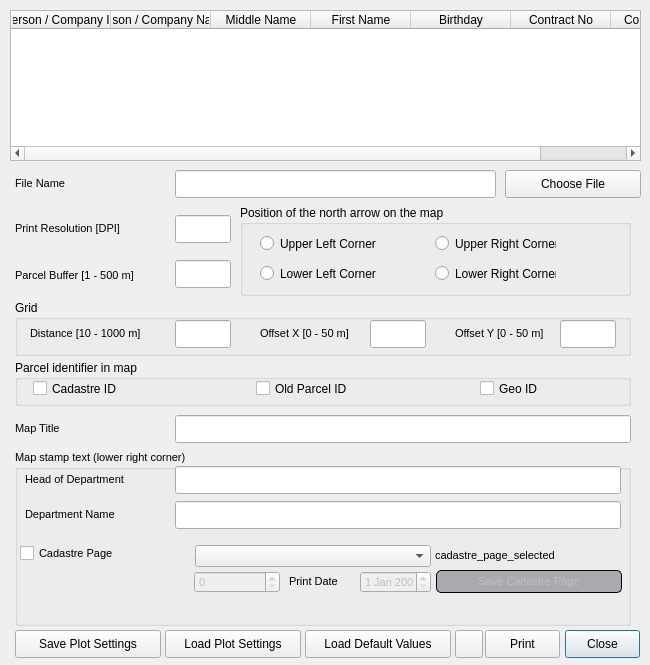
Above: view/PrintDialog.ui from teamlm2/lm2_mgis before the change. Below: the same form after it.
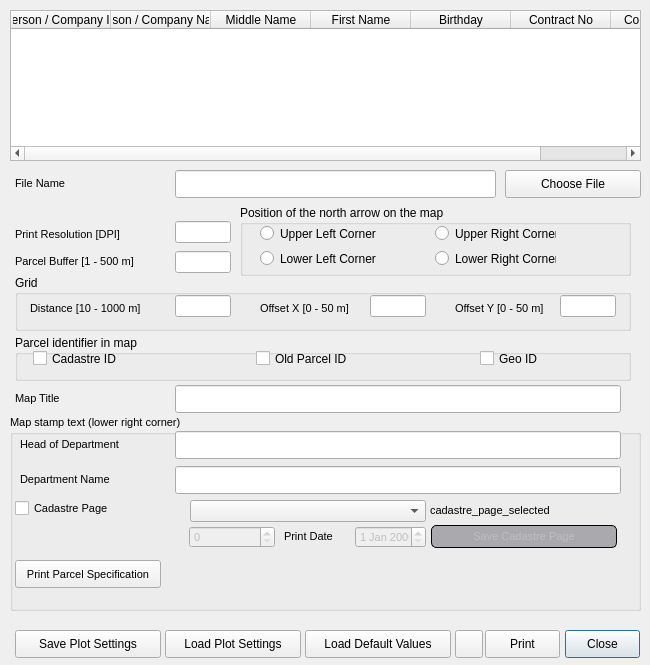
That is the form after the change. Icons and pictures are not drawn.

Diff of the .ui file:
```diff
--- a/view/PrintDialog.ui
+++ b/view/PrintDialog.ui
@@ -199,9 +199,9 @@
    <property name="geometry">
     <rect>
      <x>175</x>
-     <y>215</y>
+     <y>221</y>
      <width>56</width>
-     <height>28</height>
+     <height>22</height>
     </rect>
    </property>
    <property name="font">
@@ -217,7 +217,7 @@
    <property name="geometry">
     <rect>
      <x>15</x>
-     <y>220</y>
+     <y>226</y>
      <width>156</width>
      <height>16</height>
     </rect>
@@ -240,7 +240,7 @@
      <x>240</x>
      <y>205</y>
      <width>391</width>
-     <height>91</height>
+     <height>71</height>
     </rect>
    </property>
    <property name="title">
@@ -250,7 +250,7 @@
     <property name="geometry">
      <rect>
       <x>20</x>
-      <y>30</y>
+      <y>20</y>
       <width>121</width>
       <height>17</height>
      </rect>
@@ -263,7 +263,7 @@
     <property name="geometry">
      <rect>
       <x>195</x>
-      <y>30</y>
+      <y>20</y>
       <width>121</width>
       <height>17</height>
      </rect>
@@ -276,7 +276,7 @@
     <property name="geometry">
      <rect>
       <x>195</x>
-      <y>60</y>
+      <y>45</y>
       <width>121</width>
       <height>17</height>
      </rect>
@@ -289,7 +289,7 @@
     <property name="geometry">
      <rect>
       <x>20</x>
-      <y>60</y>
+      <y>45</y>
       <width>121</width>
       <height>17</height>
      </rect>
@@ -303,8 +303,8 @@
    <property name="geometry">
     <rect>
      <x>175</x>
-     <y>415</y>
-     <width>456</width>
+     <y>385</y>
+     <width>446</width>
      <height>28</height>
     </rect>
    </property>
@@ -321,7 +321,7 @@
    <property name="geometry">
     <rect>
      <x>15</x>
-     <y>420</y>
+     <y>390</y>
      <width>146</width>
      <height>16</height>
     </rect>
@@ -341,10 +341,10 @@
   <widget class="QGroupBox" name="groupBox_2">
    <property name="geometry">
     <rect>
-     <x>15</x>
-     <y>450</y>
-     <width>616</width>
-     <height>176</height>
+     <x>10</x>
+     <y>415</y>
+     <width>631</width>
+     <height>196</height>
     </rect>
    </property>
    <property name="font">
@@ -358,7 +358,7 @@
    <widget class="QLineEdit" name="department_edit">
     <property name="geometry">
      <rect>
-      <x>160</x>
+      <x>165</x>
       <y>51</y>
       <width>446</width>
       <height>28</height>
@@ -397,7 +397,7 @@
    <widget class="QLineEdit" name="department_head_edit">
     <property name="geometry">
      <rect>
-      <x>160</x>
+      <x>165</x>
       <y>16</y>
       <width>446</width>
       <height>28</height>
@@ -434,7 +434,7 @@
     <property name="geometry">
      <rect>
       <x>5</x>
-      <y>95</y>
+      <y>85</y>
       <width>171</width>
       <height>17</height>
      </rect>
@@ -450,7 +450,7 @@
     <property name="geometry">
      <rect>
       <x>179</x>
-      <y>121</y>
+      <y>111</y>
       <width>86</width>
       <height>22</height>
      </rect>
@@ -466,7 +466,7 @@
     <property name="geometry">
      <rect>
       <x>421</x>
-      <y>120</y>
+      <y>110</y>
       <width>186</width>
       <height>23</height>
      </rect>
@@ -495,7 +495,7 @@
     <property name="geometry">
      <rect>
       <x>345</x>
-      <y>121</y>
+      <y>111</y>
       <width>71</width>
       <height>22</height>
      </rect>
@@ -505,7 +505,7 @@
     <property name="geometry">
      <rect>
       <x>274</x>
-      <y>125</y>
+      <y>115</y>
       <width>81</width>
       <height>13</height>
      </rect>
@@ -517,9 +517,9 @@
    <widget class="QLabel" name="error_label">
     <property name="geometry">
      <rect>
-      <x>10</x>
-      <y>155</y>
-      <width>596</width>
+      <x>0</x>
+      <y>175</y>
+      <width>626</width>
       <height>16</height>
      </rect>
     </property>
@@ -531,7 +531,7 @@
     <property name="geometry">
      <rect>
       <x>180</x>
-      <y>95</y>
+      <y>85</y>
       <width>236</width>
       <height>22</height>
      </rect>
@@ -541,7 +541,7 @@
     <property name="geometry">
      <rect>
       <x>420</x>
-      <y>95</y>
+      <y>85</y>
       <width>196</width>
       <height>21</height>
      </rect>
@@ -550,6 +550,19 @@
      <string>cadastre_page_selected</string>
     </property>
    </widget>
+   <widget class="QPushButton" name="print_parcel_address_button">
+    <property name="geometry">
+     <rect>
+      <x>5</x>
+      <y>145</y>
+      <width>146</width>
+      <height>28</height>
+     </rect>
+    </property>
+    <property name="text">
+     <string>Print Parcel Specification</string>
+    </property>
+   </widget>
   </widget>
   <widget class="QPushButton" name="save_settings_button">
    <property name="geometry">
@@ -594,7 +607,7 @@
    <property name="geometry">
     <rect>
      <x>15</x>
-     <y>260</y>
+     <y>246</y>
      <width>156</width>
      <height>31</height>
     </rect>
@@ -615,9 +628,9 @@
    <property name="geometry">
     <rect>
      <x>175</x>
-     <y>260</y>
+     <y>251</y>
      <width>56</width>
-     <height>28</height>
+     <height>22</height>
     </rect>
    </property>
    <property name="font">
@@ -636,7 +649,7 @@
    <property name="geometry">
     <rect>
      <x>15</x>
-     <y>300</y>
+     <y>275</y>
      <width>616</width>
      <height>56</height>
     </rect>
@@ -650,7 +663,7 @@
       <x>160</x>
       <y>20</y>
       <width>56</width>
-      <height>28</height>
+      <height>22</height>
      </rect>
     </property>
     <property name="font">
@@ -671,7 +684,7 @@
       <x>355</x>
       <y>20</y>
       <width>56</width>
-      <height>28</height>
+      <height>22</height>
      </rect>
     </property>
     <property name="font">
@@ -692,7 +705,7 @@
       <x>545</x>
       <y>20</y>
       <width>56</width>
-      <height>28</height>
+      <height>22</height>
      </rect>
     </property>
     <property name="font">
@@ -775,7 +788,7 @@
    <property name="geometry">
     <rect>
      <x>15</x>
-     <y>360</y>
+     <y>335</y>
      <width>616</width>
      <height>46</height>
     </rect>
@@ -788,7 +801,7 @@
    <property name="geometry">
     <rect>
      <x>256</x>
-     <y>380</y>
+     <y>350</y>
      <width>134</width>
      <height>17</height>
     </rect>
@@ -801,7 +814,7 @@
    <property name="geometry">
     <rect>
      <x>33</x>
-     <y>380</y>
+     <y>350</y>
      <width>176</width>
      <height>17</height>
     </rect>
@@ -814,7 +827,7 @@
    <property name="geometry">
     <rect>
      <x>480</x>
-     <y>380</y>
+     <y>350</y>
      <width>133</width>
      <height>17</height>
     </rect>
```
